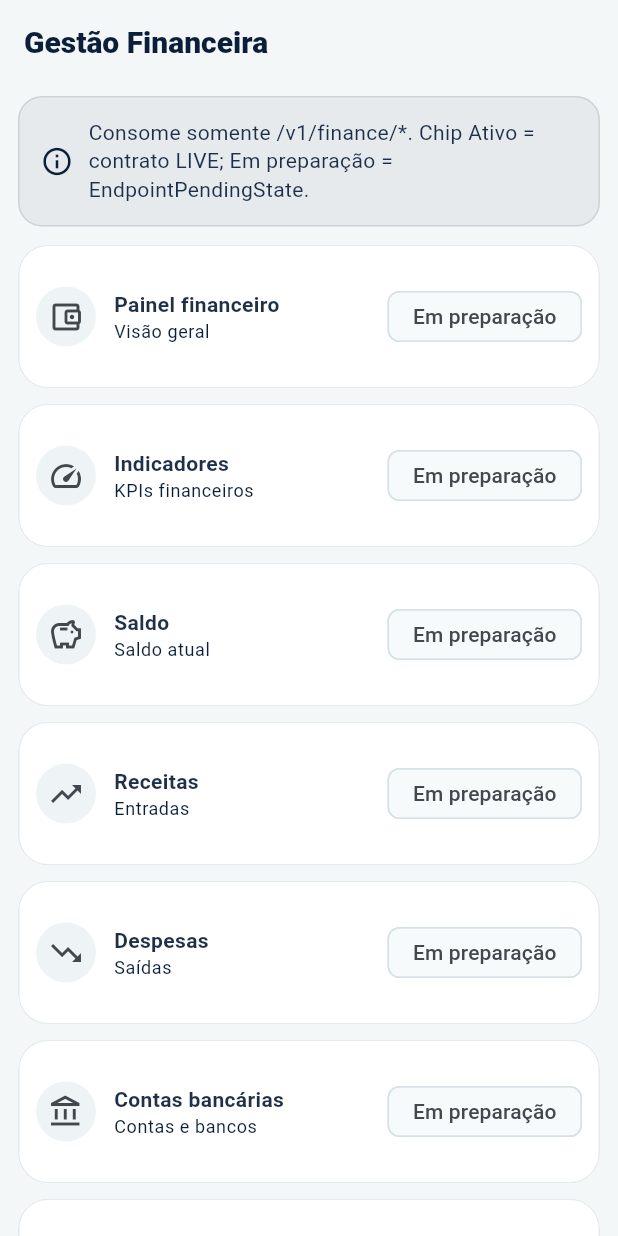
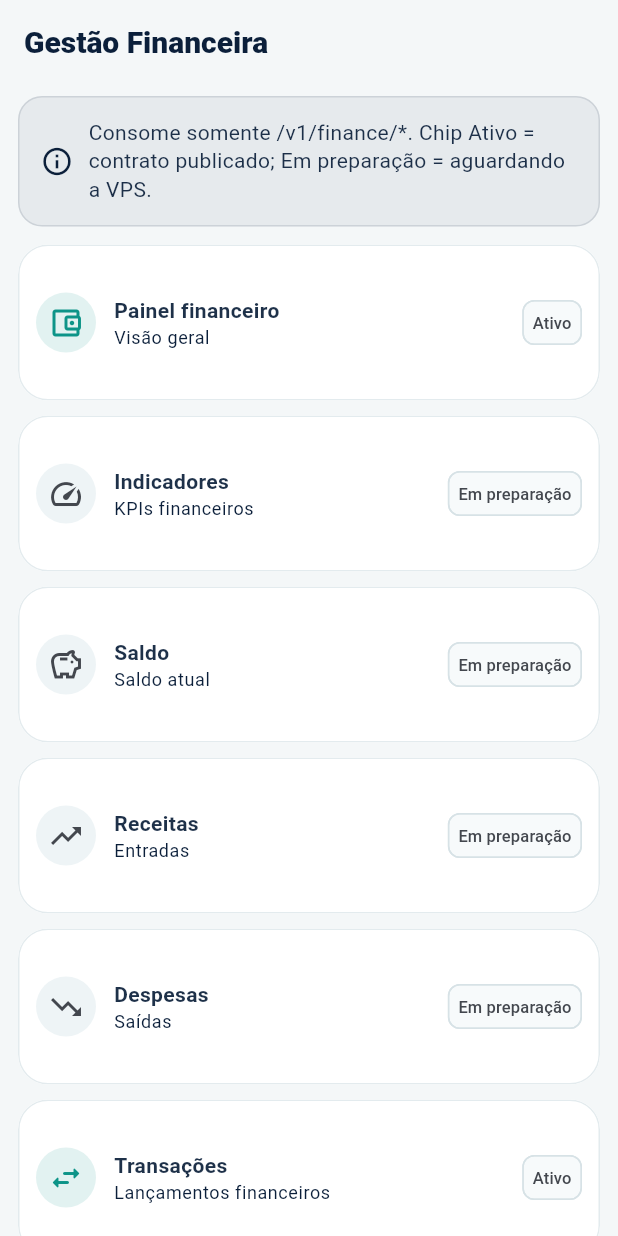
Before and after one commit to sergiocjr/poligestor_app, a Flutter app: the FinanceHubPage screen opened by its route, on a phone screen of 412 x 824 dp. Run offline on Flutter 3.47's test engine with Material 3 defaults, Android fonts, the phone set to English and light mode, and no system bars; our stand-ins replace app_links, dio, firebase_core, firebase_messaging, flutter_local_notifications, flutter_secure_storage and 4 more; accounts and stored records are empty.

Commit message:
feat: conclui Fase 14 com sync LIVE /v1/finance/*
Sincroniza contratos publicados (accounts, cashflow, transactions, payments), marca a fase CONCLUIDA e atualiza STATUS/CONTINUAR/CHANGELOG. Fase 15 nao iniciada.

Co-authored-by: Cursor <cursoragent@cursor.com>

```diff
--- a/lib/core/auth/auth_mode.dart
+++ b/lib/core/auth/auth_mode.dart
@@ -124,7 +124,8 @@ enum AuthMode {
   String get financeBalancePath => '/v1/finance/balance';
   String get financeRevenuesPath => '/v1/finance/revenues';
   String get financeExpensesPath => '/v1/finance/expenses';
-  String get financeBankAccountsPath => '/v1/finance/bank-accounts';
+  /// LIVE VPS: `GET /v1/finance/accounts`
+  String get financeBankAccountsPath => '/v1/finance/accounts';
   String get financeCategoriesPath => '/v1/finance/categories';
   String get financeCostCentersPath => '/v1/finance/cost-centers';
   String get financeSuppliersPath => '/v1/finance/suppliers';
@@ -139,7 +140,8 @@ enum AuthMode {
   String get financeAttachmentsPath => '/v1/finance/attachments';
   String get financeApprovalsPath => '/v1/finance/approvals';
   String get financeReconciliationPath => '/v1/finance/reconciliation';
-  String get financeCashFlowPath => '/v1/finance/cash-flow';
+  /// LIVE VPS: `GET /v1/finance/cashflow`
+  String get financeCashFlowPath => '/v1/finance/cashflow';
   String get financePayablesPath => '/v1/finance/payables';
   String get financeReceivablesPath => '/v1/finance/receivables';
   String get financeAlertsPath => '/v1/finance/alerts';
@@ -148,6 +150,10 @@ enum AuthMode {
   String get financeSearchPath => '/v1/finance/search';
   String get financeReportsPath => '/v1/finance/reports';
   String get financeExportsPath => '/v1/finance/exports';
+  /// LIVE VPS: `GET /v1/finance/transactions`
+  String get financeTransactionsPath => '/v1/finance/transactions';
+  /// LIVE VPS: `GET /v1/finance/payments`
+  String get financePaymentsPath => '/v1/finance/payments';
 
   // --- Fase 13: Gestão Documental (staff) — namespace oficial `/v1/documents/*` ---
   String get documentsRootPath => '/v1/documents';
--- a/lib/features/finance/data/finance_repository.dart
+++ b/lib/features/finance/data/finance_repository.dart
@@ -120,6 +120,12 @@ class FinanceRepository {
   Future<List<FinanceItem>> expenses({required String tenantSlug}) =>
       _list(tenantSlug, 'expenses', _staff.financeExpensesPath);
 
+  Future<List<FinanceItem>> transactions({required String tenantSlug}) =>
+      _list(tenantSlug, 'transactions', _staff.financeTransactionsPath);
+
+  Future<List<FinanceItem>> payments({required String tenantSlug}) =>
+      _list(tenantSlug, 'payments', _staff.financePaymentsPath);
+
   Future<List<FinanceItem>> bankAccounts({required String tenantSlug}) =>
       _list(tenantSlug, 'bank_accounts', _staff.financeBankAccountsPath);
 
--- a/lib/features/finance/presentation/finance_pages.dart
+++ b/lib/features/finance/presentation/finance_pages.dart
@@ -42,6 +42,8 @@ class FinanceHubPage extends StatelessWidget {
     _Entry('Saldo', 'Saldo atual', Icons.savings_outlined, 'balance', '/home/finance/balance'),
     _Entry('Receitas', 'Entradas', Icons.trending_up, 'revenues', '/home/finance/revenues'),
     _Entry('Despesas', 'Saídas', Icons.trending_down, 'expenses', '/home/finance/expenses'),
+    _Entry('Transações', 'Lançamentos financeiros', Icons.swap_horiz_rounded, 'transactions', '/home/finance/transactions'),
+    _Entry('Pagamentos', 'Pagamentos realizados', Icons.payment_outlined, 'payments', '/home/finance/payments'),
     _Entry('Contas bancárias', 'Contas e bancos', Icons.account_balance_outlined, 'bank-accounts', '/home/finance/bank-accounts'),
     _Entry('Categorias', 'Classificação', Icons.category_outlined, 'categories', '/home/finance/categories'),
     _Entry('Centros de custo', 'Rateio de custos', Icons.hub_outlined, 'cost-centers', '/home/finance/cost-centers'),
@@ -82,8 +84,8 @@ class FinanceHubPage extends StatelessWidget {
             children: [
               SoftNotice(
                 message:
-                    'Consome somente /v1/finance/*. Chip Ativo = contrato LIVE; '
-                    'Em preparação = EndpointPendingState.',
+                    'Consome somente /v1/finance/*. Chip Ativo = contrato '
+                    'publicado; Em preparação = aguardando a VPS.',
               ),
               const SizedBox(height: 12),
               GridView.builder(
@@ -91,7 +93,7 @@ class FinanceHubPage extends StatelessWidget {
                 physics: const NeverScrollableScrollPhysics(),
                 gridDelegate: SliverGridDelegateWithFixedCrossAxisCount(
                   crossAxisCount: cross,
-                  mainAxisExtent: cross == 1 ? 96 : 112,
+                  mainAxisExtent: cross == 1 ? 104 : 112,
                   crossAxisSpacing: 10,
                   mainAxisSpacing: 10,
                 ),
@@ -129,7 +131,7 @@ class FinanceHubPage extends StatelessWidget {
                                 children: [
                                   Text(
                                     e.title,
-                                    maxLines: 1,
+                                    maxLines: 2,
                                     overflow: TextOverflow.ellipsis,
                                     style: const TextStyle(
                                       fontWeight: FontWeight.w700,
@@ -144,12 +146,19 @@ class FinanceHubPage extends StatelessWidget {
                                 ],
                               ),
                             ),
-                            const SizedBox(width: 8),
+                            const SizedBox(width: 6),
                             Chip(
-                              label: Text(uiContractChip(available: live)),
+                              label: Text(
+                                uiContractChip(available: live),
+                                style: const TextStyle(fontSize: 11),
+                              ),
                               visualDensity: VisualDensity.compact,
                               materialTapTargetSize:
                                   MaterialTapTargetSize.shrinkWrap,
+                              padding: EdgeInsets.zero,
+                              labelPadding: const EdgeInsets.symmetric(
+                                horizontal: 6,
+                              ),
                             ),
                           ],
                         ),
```
Also changed, not shown: lib/core/router/app_router.dart (+16 -0 lines), lib/features/finance/data/finance_contracts.dart (+14 -2 lines), 5 other files.
